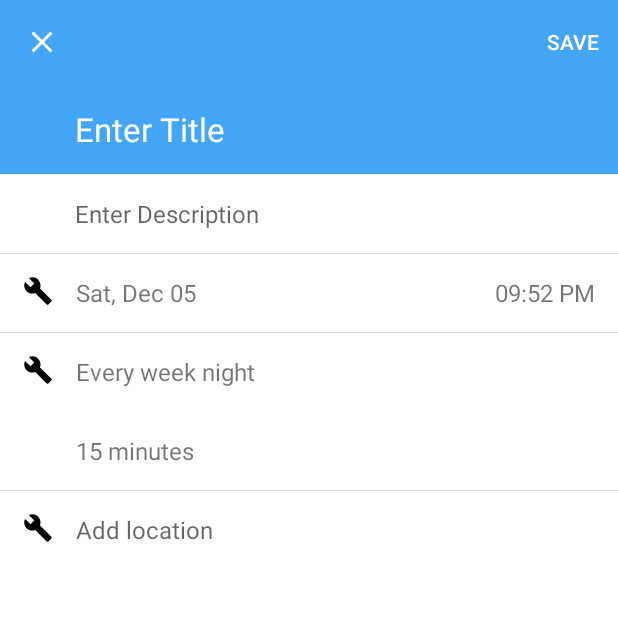
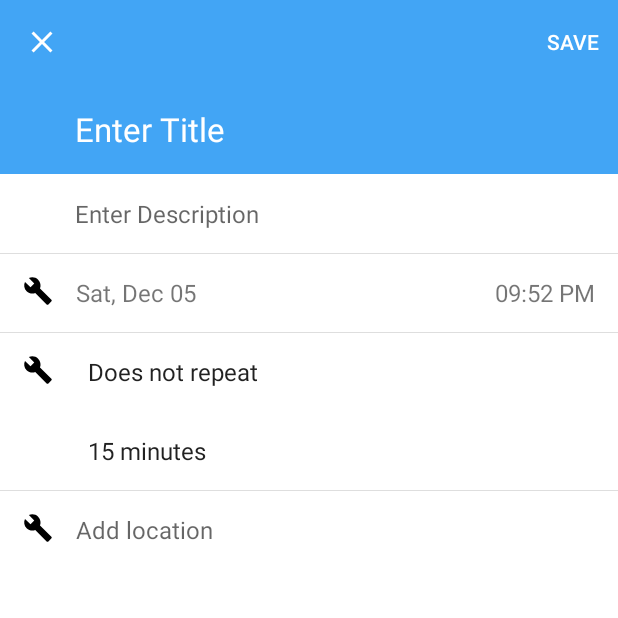
Before and after one commit to kriztho/mylifecoach, an Android app: the EditGoalActivity screen opened directly, with no data from a screen before it, on a phone screen of 412 x 824 dp, the top half of it. Run offline under Robolectric (Android 15) with nearby library versions, the phone set to English and light mode, and no system bars; our stand-ins replace Room's generated code.

Commit message:
EDIT: Added single selection popup spinners

```diff
--- a/app/src/main/java/com/cristhopper/mylifecoach/ui/activities/EditGoalActivity.kt
+++ b/app/src/main/java/com/cristhopper/mylifecoach/ui/activities/EditGoalActivity.kt
@@ -8,8 +8,12 @@ import android.support.design.widget.Snackbar
 import android.support.v7.app.AppCompatActivity
 import android.view.Menu
 import android.view.MenuItem
+import android.widget.ArrayAdapter
 import com.cristhopper.mylifecoach.R
 import com.cristhopper.mylifecoach.data.domain.Goal
+import com.cristhopper.mylifecoach.data.interfaces.Duration
+import com.cristhopper.mylifecoach.data.interfaces.Frequency
+import com.cristhopper.mylifecoach.utils.enumContains
 import com.cristhopper.mylifecoach.utils.validation.EditTextPatternValidator
 import com.cristhopper.mylifecoach.utils.validation.EditTextValidator
 import kotlinx.android.synthetic.main.activity_edit_goal.*
@@ -18,12 +22,19 @@ import org.joda.time.Period
 import org.joda.time.format.DateTimeFormat
 import org.joda.time.format.PeriodFormat
 import java.util.*
+import kotlin.collections.ArrayList
+import org.joda.time.format.PeriodFormatterBuilder
+import org.joda.time.format.PeriodFormatter
+
+
 
 class EditGoalActivity: AppCompatActivity() {
 
     var mGoal: Goal? = null
     val fmt = DateTimeFormat.forPattern(TIME_FORMAT)
     val fmd = DateTimeFormat.forPattern(DATE_FORMAT)
+
+    var frequencyAdapter: ArrayAdapter<String>? = null
 
     companion object {
         @JvmField
@@ -83,6 +94,8 @@ class EditGoalActivity: AppCompatActivity() {
 
         setupDatePicker()
         setupTimePicker()
+        setupFrequencySpinner()
+        setupDurationSpinner()
     }
 
     fun setupDatePicker() {
@@ -145,6 +158,37 @@ class EditGoalActivity: AppCompatActivity() {
         }
     }
 
+    fun setupFrequencySpinner() {
+
+        // Create an ArrayAdapter using the string array and a default spinner layout
+        ArrayAdapter(this, android.R.layout.simple_spinner_item, Frequency.values()).also {
+
+            // Specify the layout to use when the list of choices appears
+            it.setDropDownViewResource(android.R.layout.simple_list_item_single_choice)
+
+            // Apply the adapter to the spinner
+            spinner_frequency.adapter = it
+        }
+    }
+
+    fun setupDurationSpinner() {
+
+        // Create an ArrayAdapter using the string array and a default spinner layout
+        frequencyAdapter = ArrayAdapter<String>(this, android.R.layout.simple_spinner_item).also { adapter ->
+
+            // Add each title
+            Duration.values().forEach { duration ->
+                adapter.add(duration.title)
+            }
+
+            // Specify the layout to use when the list of choices appears
+            adapter.setDropDownViewResource(android.R.layout.simple_list_item_single_choice)
+
+            // Apply the adapter to the spinner
+            spinner_duration.adapter = adapter
+        }
+    }
+
     /**
      * Populates the UI with the goal if available
      */
@@ -161,16 +205,40 @@ class EditGoalActivity: AppCompatActivity() {
         }
 
         // Set the start and end times
-        txt_startdate.setText(String.format(Locale.US, "%s", fmd.print(date)))
-        txt_starttime.setText(String.format(Locale.US, "%s", fmt.print(date)))
+        txt_startdate.text = String.format(Locale.US, "%s", fmd.print(date))
+        txt_starttime.text = String.format(Locale.US, "%s", fmt.print(date))
 
         // Set the frequency
-        txt_frequency.setText("Every week night")
+//        txt_frequency.setText("Every week night")
 
         // Set the duration
         goal?.also { goal1 ->
-            val duration = PeriodFormat.getDefault().print(Period(0, 0, goal1.estimatedDuration, 0).normalizedStandard())
-            txt_duration.setText(String.format(Locale.US, "%s", duration))
+
+            val values = Duration.getValues()
+
+            var selectedIndex = values.indexOf(goal1.estimatedDuration)
+            var customValue: String? = null
+            if (selectedIndex < 0) {
+                selectedIndex = values.size - 1 //Select CUSTOM
+
+                val daysHoursMinutes = PeriodFormatterBuilder()
+                        .appendHours()
+                        .appendSuffix(" hr", " hrs")
+                        .appendSeparator(" ")
+                        .appendMinutes()
+                        .appendSuffix(" min", " min")
+                        .appendSeparator(" ")
+                        .appendSeconds()
+                        .appendSuffix(" sec", " sec")
+                        .toFormatter()
+
+                customValue = daysHoursMinutes.print(Period(0, 0, goal1.estimatedDuration, 0).normalizedStandard())
+            }
+
+            spinner_duration.setSelection(selectedIndex)
+            customValue?.let {
+
+            }
         }
 
         // Location
--- a/app/src/main/res/layout/activity_edit_goal.xml
+++ b/app/src/main/res/layout/activity_edit_goal.xml
@@ -66,17 +66,19 @@
                 style="@style/EditFieldImage"
                 app:srcCompat="@drawable/ic_menu_manage" />
 
-            <TextView
-                android:id="@+id/txt_frequency"
+            <Spinner
+                android:id="@+id/spinner_frequency"
                 style="@style/EditSectionField"
                 android:text="3 sessions per week"
+                android:spinnerMode="dialog"
                 app:layout_constraintStart_toEndOf="@+id/img_frequency" />
 
-            <TextView
-                android:id="@+id/txt_duration"
+            <Spinner
+                android:id="@+id/spinner_duration"
                 style="@style/EditSectionField"
                 android:text="15 minutes"
-                app:layout_constraintTop_toBottomOf="@+id/txt_frequency" />
+                android:spinnerMode="dialog"
+                app:layout_constraintTop_toBottomOf="@+id/spinner_frequency" />
 
             <View style="@style/Hairline"/>
 
```
Also changed, not shown: app/src/main/java/com/cristhopper/mylifecoach/data/interfaces/IEvent.kt (+54 -17 lines), app/src/main/java/com/cristhopper/mylifecoach/utils/Extensions.kt (+7 -0 lines), app/src/main/res/layout/item_row_duration.xml (added, +32 -0 lines).
